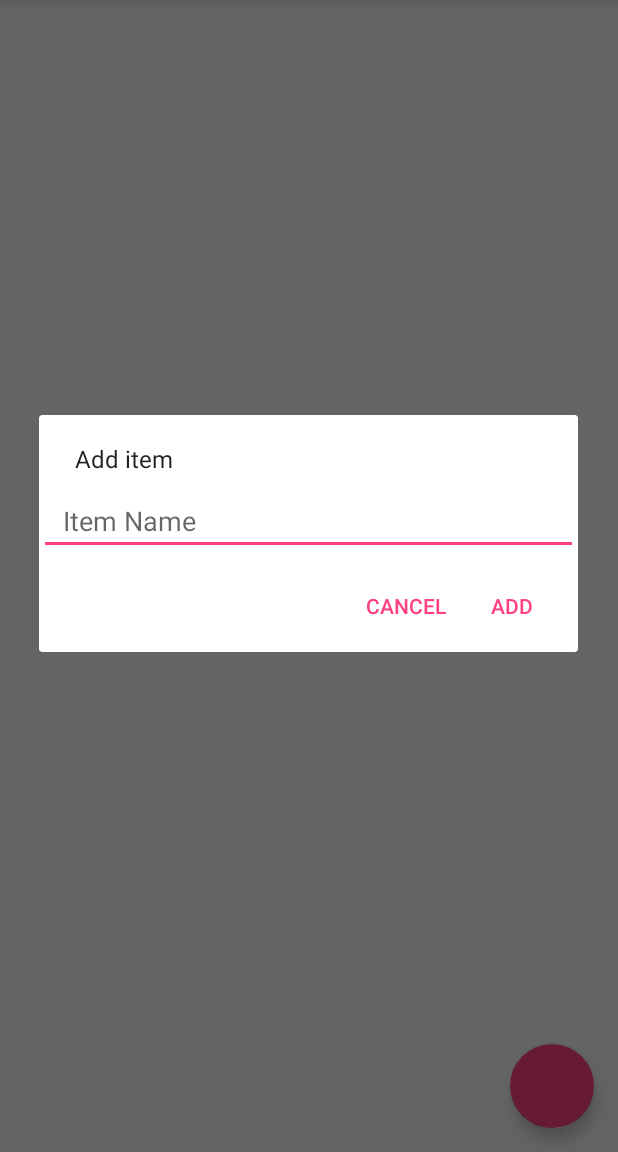
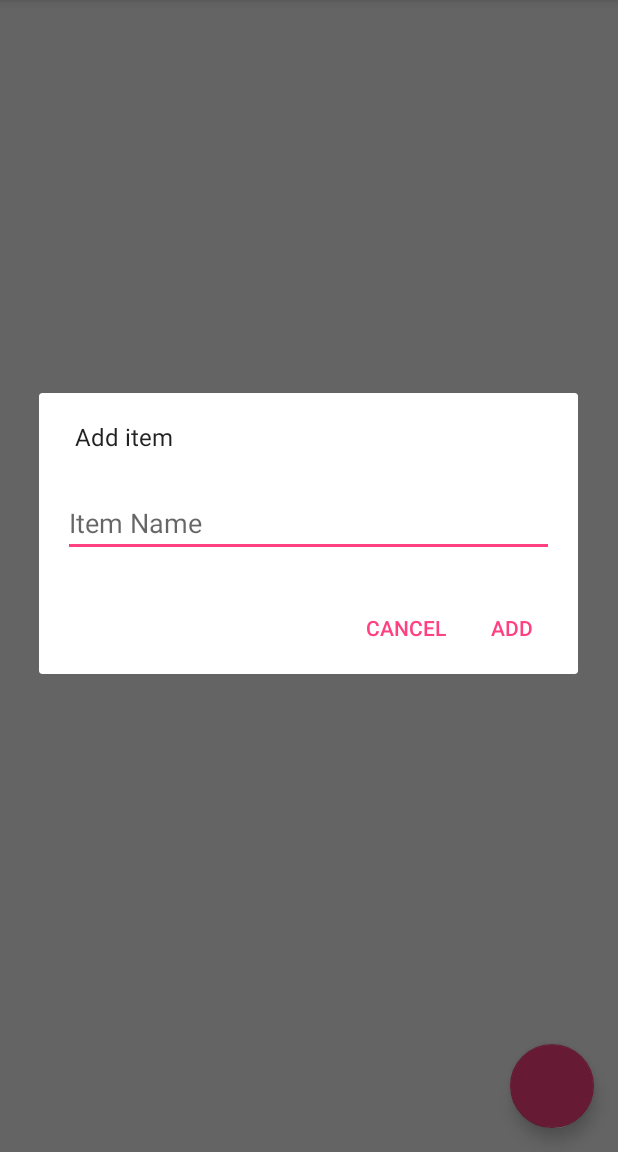
Before and after one commit to nukeforum/Inventory, an Android app: the screen it shows after launch (MainActivity), after a tap on an icon or button, on a phone screen of 412 x 824 dp, the part 84-1236 px from its top. Run offline under Robolectric (Android 15) with nearby library versions, the phone set to English and light mode, and no system bars; our stand-ins replace ButterKnife; libraries missing offline, so code that uses them is left out: io.realm; 3 statements that could not run were skipped.

```diff
--- a/app/src/main/java/com/crux/inventory/MainActivity.java
+++ b/app/src/main/java/com/crux/inventory/MainActivity.java
@@ -7,7 +7,9 @@ import android.support.v7.app.AlertDialog;
 import android.support.v7.app.AppCompatActivity;
 import android.support.v7.widget.LinearLayoutManager;
 import android.support.v7.widget.RecyclerView;
+import android.view.LayoutInflater;
 import android.view.View;
+import android.widget.EditText;
 
 import com.crux.inventory.recyclerview.ItemAdapter;
 import com.gpsinsight.inventory.R;
@@ -42,20 +44,22 @@ public class MainActivity extends AppCompatActivity {
     }
 
     private void showDialog() {
+        final View layout = LayoutInflater.from(this).inflate(R.layout.new_item_dialog, null);
+        final EditText editText = (EditText) layout.findViewById(R.id.item_naming_field);
         new AlertDialog.Builder(this)
                 .setMessage("Add item")
                 .setPositiveButton("Add", new DialogInterface.OnClickListener() {
                     @Override
                     public void onClick(DialogInterface dialogInterface, int i) {
                         Realm realm = Realm.getDefaultInstance();
-                        Item item = new Item("Mrs.Buttersworth");
+                        Item item = new Item(editText.getText().toString());
                         realm.beginTransaction();
                         realm.insertOrUpdate(item);
                         realm.commitTransaction();
                     }
                 })
                 .setNegativeButton("Cancel", null)
-                .setView(R.layout.new_item_dialog)
+                .setView(layout)
                 .create()
                 .show();
     }
--- a/app/src/main/res/layout/activity_main.xml
+++ b/app/src/main/res/layout/activity_main.xml
@@ -5,7 +5,7 @@
 
     <android.support.v7.widget.RecyclerView
         android:layout_width="match_parent"
-        android:layout_height="wrap_content"
+        android:layout_height="match_parent"
         android:id="@+id/item_list"/>
 
     <android.support.design.widget.FloatingActionButton
--- a/app/src/main/res/layout/item.xml
+++ b/app/src/main/res/layout/item.xml
@@ -7,6 +7,7 @@
     <TextView
         android:id="@+id/name"
         android:layout_width="wrap_content"
-        android:layout_height="wrap_content" />
+        android:layout_height="wrap_content"
+        android:textSize="18sp"/>
 
 </LinearLayout>
--- a/app/src/main/res/layout/new_item_dialog.xml
+++ b/app/src/main/res/layout/new_item_dialog.xml
@@ -1,13 +1,13 @@
 <?xml version="1.0" encoding="utf-8"?>
 <LinearLayout xmlns:android="http://schemas.android.com/apk/res/android"
     android:orientation="vertical" android:layout_width="match_parent"
-    android:layout_height="match_parent">
+    android:layout_height="match_parent"
+    android:padding="16dp">
 
     <EditText
         android:layout_width="match_parent"
         android:layout_height="wrap_content"
         android:id="@+id/item_naming_field"
-        android:hint="@string/item_name_prompt"
-        android:paddingStart="16dp"/>
+        android:hint="@string/item_name_prompt"/>
 
 </LinearLayout>
```
